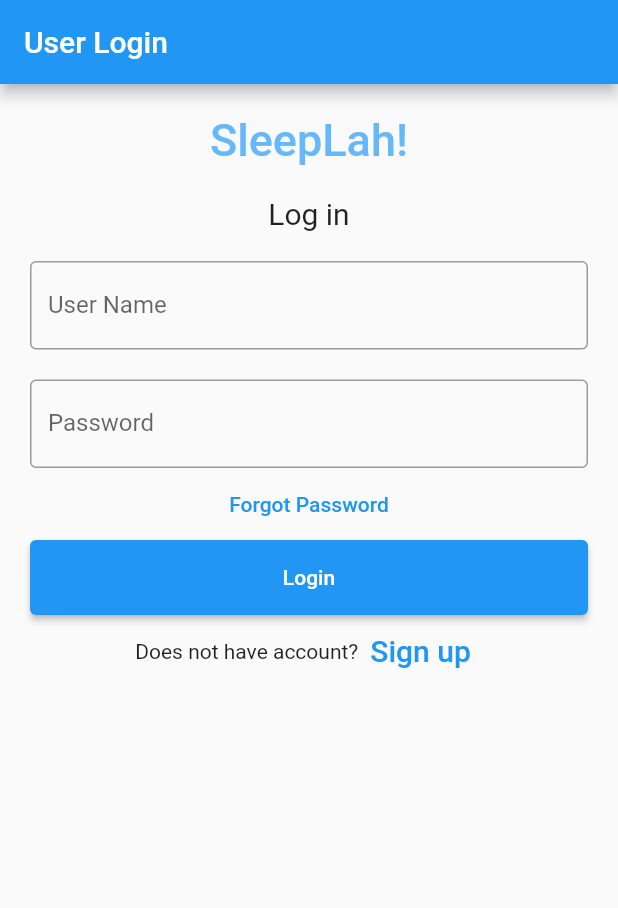
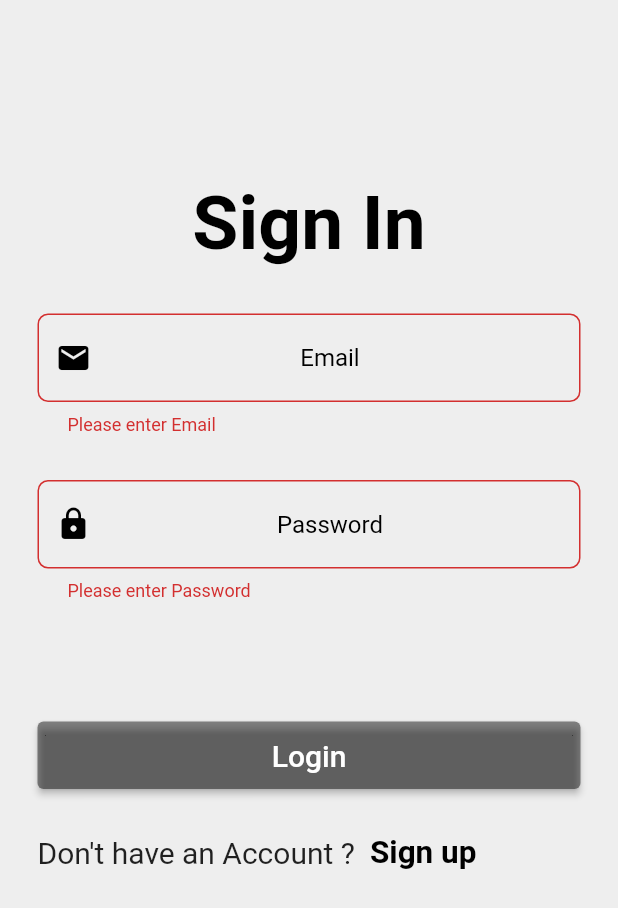
Before and after one commit to yuuutong/Orbital-Project, a Flutter app: the screen it shows after launch, after a tap on "Login", on a phone screen of 412 x 824 dp. Shown: the top 908 px of the screen. Run offline on Flutter 3.47's test engine with Material 2 defaults, Android fonts, the phone set to English and light mode, and no system bars; our stand-ins replace firebase_auth, firebase_core; accounts and stored records are empty.

Commit message:
the complete front and back end
some exceptions have already been considered, but not all; need to list down all possible exceptions and then handle one by one, or else the app will crash during run time

```diff
--- /dev/null
+++ b/sleeplah/lib/Component/button.dart
@@ -0,0 +1,32 @@
+import 'package:flutter/material.dart';
+
+class LoginSignupButton extends StatelessWidget {
+  final String title;
+  final dynamic  ontapp;
+
+  LoginSignupButton({required this.title, required this.ontapp});
+
+  @override
+  Widget build(BuildContext context) {
+    return Container(
+      width: double.infinity,
+      child: SizedBox(
+        height: 45,
+        child: ElevatedButton(
+          onPressed:
+            ontapp,
+          child: Padding(
+            padding: const EdgeInsets.all(8.0),
+            child: Text(
+              title,
+              style: TextStyle(fontSize: 20),
+            ),
+          ),
+          style: ButtonStyle(
+            backgroundColor: MaterialStateProperty.all(Colors.black45),
+          ),
+        ),
+      ),
+    );
+  }
+}
--- /dev/null
+++ b/sleeplah/lib/Screens/Login_Screen.dart
@@ -0,0 +1,175 @@
+import 'package:flutter/material.dart';
+import 'package:flutter/services.dart';
+import 'package:firebase_auth/firebase_auth.dart';
+import 'package:sleeplah/Component/button.dart';
+import '../constants.dart';
+import 'Home_Screen.dart';
+import 'Register_Screen.dart';
+
+class LoginScreen extends StatefulWidget {
+  @override
+  _LoginScreenState createState() => _LoginScreenState();
+}
+
+class _LoginScreenState extends State<LoginScreen> {
+  final formkey = GlobalKey<FormState>();
+  final _auth = FirebaseAuth.instance;
+  String email = '';
+  String password = '';
+  bool isloading = false;
+
+  @override
+  Widget build(BuildContext context) {
+    return Scaffold(
+      body: isloading
+          ? Center(
+              child: CircularProgressIndicator(),
+            )
+          : Form(
+              key: formkey,
+              child: AnnotatedRegion<SystemUiOverlayStyle>(
+                value: SystemUiOverlayStyle.light,
+                child: Stack(
+                  children: [
+                    Container(
+                      height: double.infinity,
+                      width: double.infinity,
+                      color: Colors.grey[200],
+                      child: SingleChildScrollView(
+                        padding:
+                            EdgeInsets.symmetric(horizontal: 25, vertical: 120),
+                        child: Column(
+                          mainAxisAlignment: MainAxisAlignment.center,
+                          children: [
+                            Text(
+                              "Sign In",
+                              style: TextStyle(
+                                  fontSize: 50,
+                                  color: Colors.black,
+                                  fontWeight: FontWeight.bold),
+                            ),
+                            SizedBox(height: 30),
+                            TextFormField(
+                              keyboardType: TextInputType.emailAddress,
+                              onChanged: (value) {
+                                email = value;
+                              },
+                              validator: (value) {
+                                if (value!.isEmpty) {
+                                  return "Please enter Email";
+                                }
+                              },
+                              textAlign: TextAlign.center,
+                              decoration: kTextFieldDecoration.copyWith(
+                                hintText: 'Email',
+                                prefixIcon: Icon(
+                                  Icons.email,
+                                  color: Colors.black,
+                                ),
+                              ),
+                            ),
+                            SizedBox(height: 30),
+                            TextFormField(
+                              obscureText: true,
+                              validator: (value) {
+                                if (value!.isEmpty) {
+                                  return "Please enter Password";
+                                }
+                              },
+                              onChanged: (value) {
+                                password = value;
+                              },
+                              textAlign: TextAlign.center,
+                              decoration: kTextFieldDecoration.copyWith(
+                                  hintText: 'Password',
+                                  prefixIcon: Icon(
+                                    Icons.lock,
+                                    color: Colors.black,
+                                  )),
+                            ),
+                            SizedBox(height: 80),
+                            LoginSignupButton(
+                              title: 'Login',
+                              ontapp: () async {
+                                if (formkey.currentState!.validate()) {
+                                  setState(() {
+                                    isloading = true;
+                                  });
+                                  try {
+                                    await _auth.signInWithEmailAndPassword(
+                                        email: email, password: password);
+
+                                    await Navigator.of(context).push(
+                                      MaterialPageRoute(
+                                        builder: (contex) => HomeScreen(),
+                                      ),
+                                    );
+
+                                    setState(() {
+                                      isloading = false;
+                                    });
+                                  } on FirebaseAuthException catch (e) {
+                                    showDialog(
+                                      context: context,
+                                      builder: (ctx) => AlertDialog(
+                                        title: Text("Ops! Login Failed"),
+                                        content: Text('${e.message}'),
+                                        actions: [
+                                          TextButton(
+                                            onPressed: () {
+                                              Navigator.of(ctx).pop();
+                                            },
+                                            child: Text('Okay'),
+                                          )
+                                        ],
+                                      ),
+                                    );
+                                    print(e);
+                                  }
+                                  setState(() {
+                                    isloading = false;
+                                  });
+                                }
+                              },
+                            ),
+                            SizedBox(height: 30),
+                            GestureDetector(
+                              onTap: () {
+                                Navigator.of(context).push(
+                                  MaterialPageRoute(
+                                    builder: (context) => SignupScreen(),
+                                  ),
+                                );
+                              },
+                              child: Row(
+                                children: [
+                                  Text(
+                                    "Don't have an Account ?",
+                                    style: TextStyle(
+                                        fontSize: 20, color: Colors.black87),
+                                  ),
+                                  SizedBox(width: 10),
+                                  Hero(
+                                    tag: '1',
+                                                                      child: Text(
+                                      'Sign up',
+                                      style: TextStyle(
+                                          fontSize: 21,
+                                          fontWeight: FontWeight.bold,
+                                          color: Colors.black),
+                                    ),
+                                  )
+                                ],
+                              ),
+                            )
+                          ],
+                        ),
+                      ),
+                    )
+                  ],
+                ),
+              ),
+            ),
+    );
+  }
+}
--- /dev/null
+++ b/sleeplah/lib/constants.dart
@@ -0,0 +1,18 @@
+import 'package:flutter/material.dart';
+
+const kTextFieldDecoration = InputDecoration(
+  hintText: 'Enter a value',
+  hintStyle: TextStyle(color: Colors.black),
+  contentPadding: EdgeInsets.symmetric(vertical: 20.0, horizontal: 20.0),
+  border: OutlineInputBorder(
+    borderRadius: BorderRadius.all(Radius.circular(7)),
+  ),
+  enabledBorder: OutlineInputBorder(
+    borderSide: BorderSide(color: Colors.black, width: 1.0),
+    borderRadius: BorderRadius.all(Radius.circular(7.0)),
+  ),
+  focusedBorder: OutlineInputBorder(
+    borderSide: BorderSide(color: Colors.black, width: 1.5),
+    borderRadius: BorderRadius.all(Radius.circular(7)),
+  ),
+);
--- a/sleeplah/lib/main.dart
+++ b/sleeplah/lib/main.dart
@@ -1,127 +1,26 @@
 import 'package:flutter/material.dart';
-// HELLO YUTONG
-void main() => runApp(const MyApp());
+import 'package:firebase_core/firebase_core.dart';
+
+import 'Screens/Login_Screen.dart';
+
+void main()async {
+  WidgetsFlutterBinding.ensureInitialized();
+  await Firebase.initializeApp();
+  runApp(
+    MyApp(),
+  );
+}
 
 class MyApp extends StatelessWidget {
-  const MyApp({Key? key}) : super(key: key);
-
-  static const String _title = 'User Login';
-
+  // This widget is the root of your application.
   @override
   Widget build(BuildContext context) {
     return MaterialApp(
-      title: _title,
-      home: Scaffold(
-        appBar: AppBar(title: const Text(_title)),
-        body: const MyStatefulWidget(),
+      title: 'Flutter Demo',
+      theme: ThemeData(
+        primarySwatch: Colors.blue,
       ),
+      home:LoginScreen(),
     );
   }
 }
-
-class MyStatefulWidget extends StatefulWidget {
-  const MyStatefulWidget({Key? key}) : super(key: key);
-
-  @override
-  State<MyStatefulWidget> createState() => _MyStatefulWidgetState();
-}
-
-class _MyStatefulWidgetState extends State<MyStatefulWidget> {
-  TextEditingController nameController = TextEditingController();
-  TextEditingController passwordController = TextEditingController();
-
-  @override
-  Widget build(BuildContext context) {
-    return Padding(
-        padding: const EdgeInsets.all(10),
-        child: ListView(
-          children: <Widget>[
-            Container(
-                alignment: Alignment.center,
-                padding: const EdgeInsets.all(10),
-                child: const Text(
-                  'SleepLah!',
-                  style: TextStyle(
-                      color: Color.fromARGB(255, 101, 184, 252),
-                      fontWeight: FontWeight.w500,
-                      fontSize: 30),
-                )),
-            Container(
-                alignment: Alignment.center,
-                padding: const EdgeInsets.all(10),
-                child: const Text(
-                  'Log in',
-                  style: TextStyle(fontSize: 20),
-                )),
-            Container(
-              padding: const EdgeInsets.all(10),
-              child: TextField(
-                controller: nameController,
-                decoration: const InputDecoration(
-                  border: OutlineInputBorder(),
-                  labelText: 'User Name',
-                ),
-              ),
-            ),
-            Container(
-              padding: const EdgeInsets.fromLTRB(10, 10, 10, 0),
-              child: TextField(
-                obscureText: true,
-                controller: passwordController,
-                decoration: const InputDecoration(
-                  border: OutlineInputBorder(),
-                  labelText: 'Password',
-                ),
-              ),
-            ),
-            TextButton(
-              onPressed: () {
-                //forgot password screen
-              },
-              child: const Text('Forgot Password',),
-            ),
-            Container(
-                height: 50,
-                padding: const EdgeInsets.fromLTRB(10, 0, 10, 0),
-                child: ElevatedButton(
-                  child: const Text('Login'),
-                  onPressed: () {
-                    print(nameController.text);
-                    print(passwordController.text);
-                  },
-                )
-            ),
-            Row(
-              children: <Widget>[
-                const Text('Does not have account?'),
-                TextButton(
-                  child: const Text(
-                    'Sign up',
-                    style: TextStyle(fontSize: 20),
-                  ),
-                  onPressed: () {
-                    Navigator.push(context, MaterialPageRoute(
-                        builder: (_) => SignUp(),
-                    )
-                    );
-                    //signup screen
-                  },
-                )
-              ],
-              mainAxisAlignment: MainAxisAlignment.center,
-            ),
-          ],
-        ));
-  }
-}
-
-class SignUp extends StatelessWidget {
-  const SignUp({Key? key}) : super(key: key);
-
-  @override
-  Widget build(BuildContext context) {
-    return Scaffold(
-      appBar: AppBar(),
-    );
-  }
-}
--- a/sleeplah/pubspec.yaml
+++ b/sleeplah/pubspec.yaml
@@ -37,6 +37,7 @@ dependencies:
   firebase_core: ^0.5.3
   firebase_auth: ^0.18.4+1
   modal_progress_hud: ^0.1.3
+  firebase_dynamic_links: ^0.5.1
 
 dev_dependencies:
   flutter_test:
```
Also changed, not shown: sleeplah/lib/Screens/Home_Screen.dart (added, +50 -0 lines), sleeplah/lib/Screens/Register_Screen.dart (added, +161 -0 lines), sleeplah/pubspec.lock, 2 other files.
